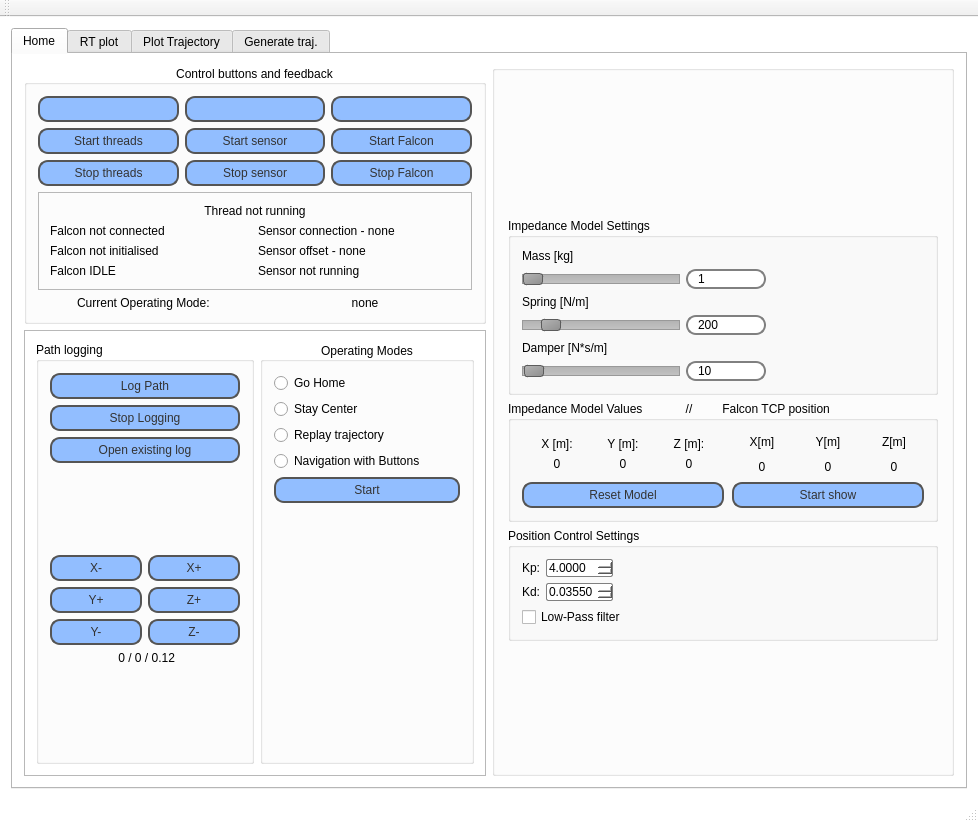
The window that FaaR/mainwindow.ui (ABC-iRobotics/iRob-FaaR) describes before a commit, drawn with Qt 5.
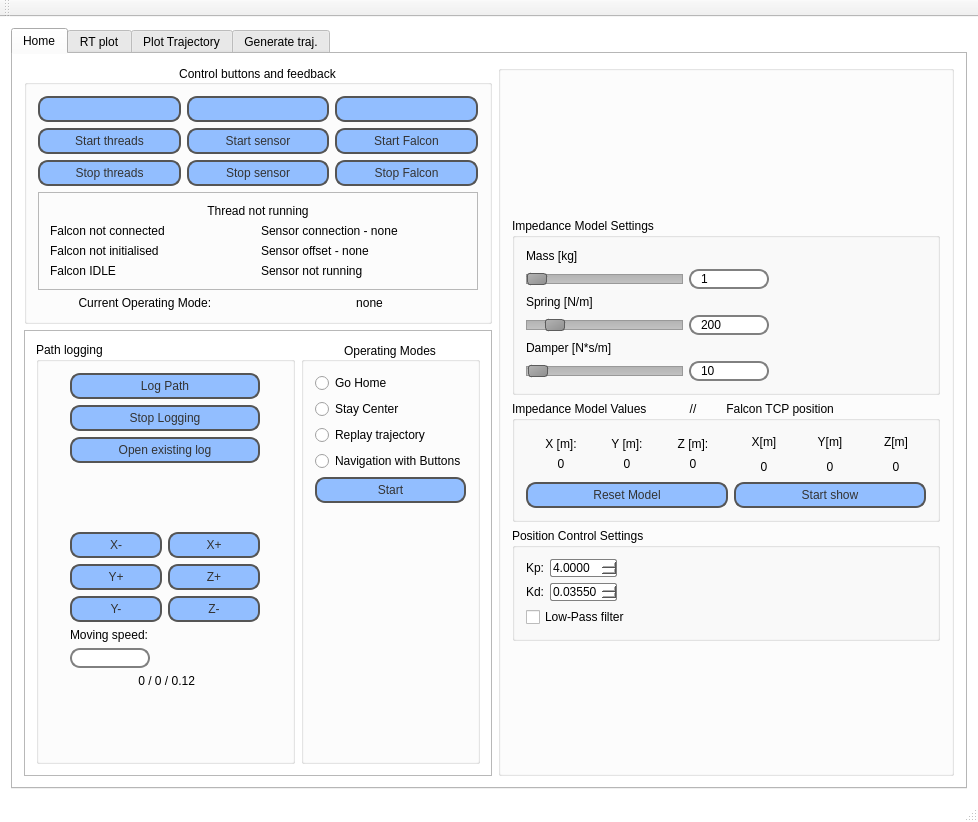
The same window after the commit. Icons and pictures are not drawn. Custom widgets are drawn as their Qt base class.

Commit message: TCP navigation with buttons fixed, movement speed added.

Patch:
```diff
--- a/FaaR/mainwindow.ui
+++ b/FaaR/mainwindow.ui
@@ -447,7 +447,7 @@
               <string>Path logging</string>
              </property>
              <layout class="QGridLayout" name="gridLayout_12">
-              <item row="4" column="0">
+              <item row="6" column="0">
                <spacer name="verticalSpacer">
                 <property name="orientation">
                  <enum>Qt::Vertical</enum>
@@ -460,6 +460,16 @@
                 </property>
                </spacer>
               </item>
+              <item row="4" column="0">
+               <widget class="QLineEdit" name="lineEdit">
+                <property name="maximumSize">
+                 <size>
+                  <width>80</width>
+                  <height>16777215</height>
+                 </size>
+                </property>
+               </widget>
+              </item>
               <item row="0" column="0">
                <layout class="QVBoxLayout" name="verticalLayout_14">
                 <item>
@@ -641,7 +651,7 @@
                 </item>
                </layout>
               </item>
-              <item row="3" column="0">
+              <item row="5" column="0">
                <widget class="QLabel" name="labelNav">
                 <property name="text">
                  <string> 0 / 0 / 0.12</string>
@@ -651,6 +661,13 @@
                 </property>
                </widget>
               </item>
+              <item row="3" column="0">
+               <widget class="QLabel" name="label_2">
+                <property name="text">
+                 <string>Moving speed:</string>
+                </property>
+               </widget>
+              </item>
              </layout>
             </widget>
            </item>
```
The commit also changes 2 other files.
